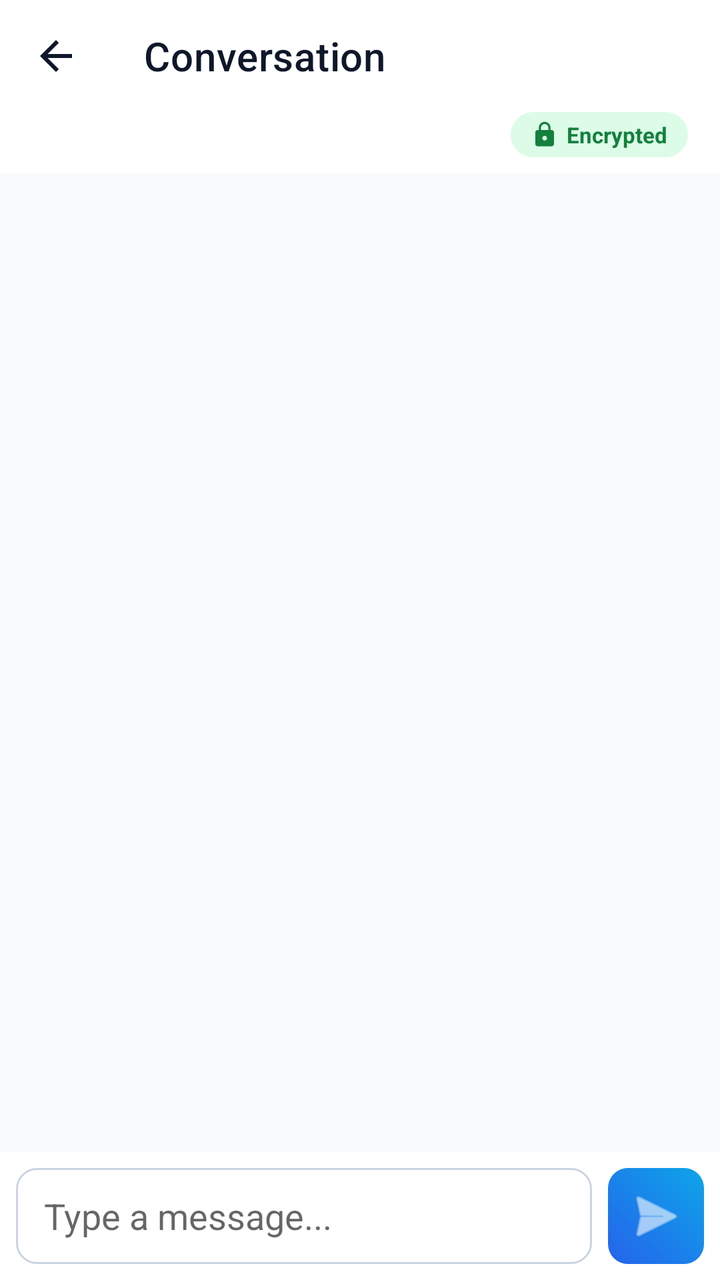
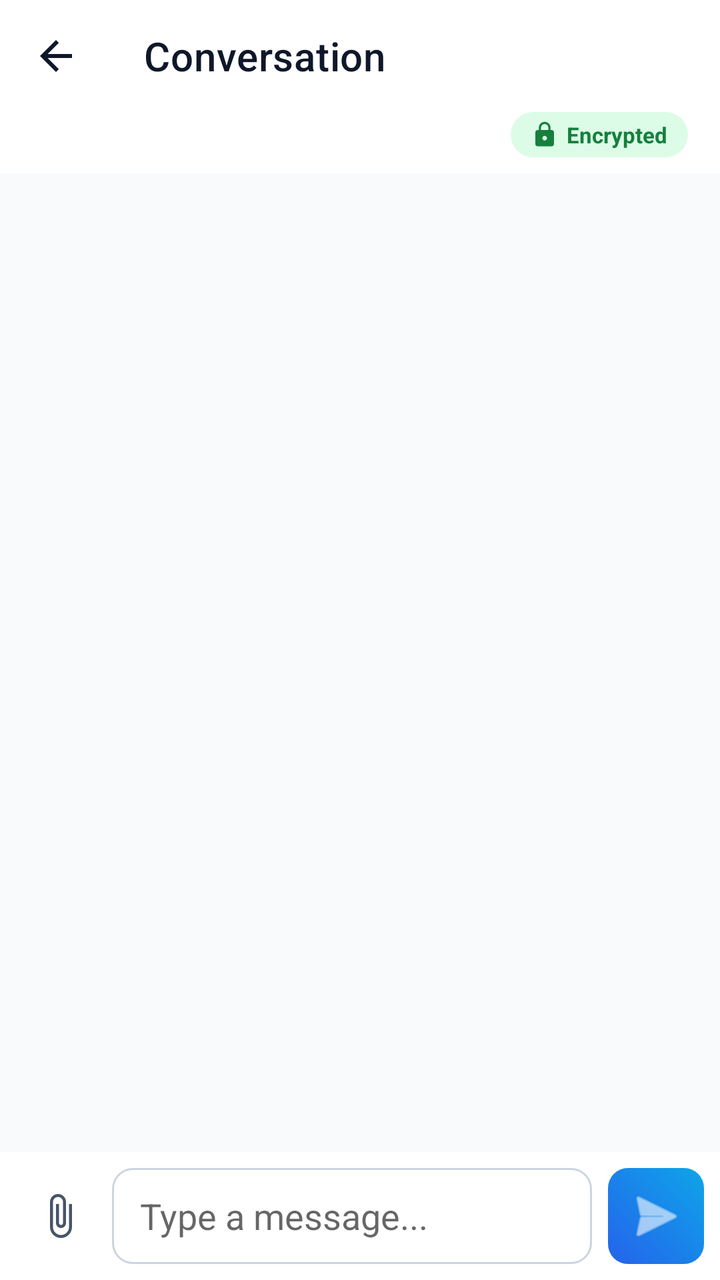

An Android layout rendered at two revisions. The XML below is the earlier revision; the diff shows what the commit changed to produce the second picture.
<!-- AndroidManifest.xml: application theme Theme.ApexLedger -->
<!-- res/layout/activity_conversation.xml -->
<?xml version="1.0" encoding="utf-8"?>
<LinearLayout xmlns:android="http://schemas.android.com/apk/res/android"
    xmlns:app="http://schemas.android.com/apk/res-auto"
    android:layout_width="match_parent"
    android:layout_height="match_parent"
    android:orientation="vertical"
    android:background="@color/gray_50">

    <com.google.android.material.appbar.MaterialToolbar
        android:id="@+id/toolbar"
        android:layout_width="match_parent"
        android:layout_height="?attr/actionBarSize"
        android:background="@color/white"
        app:titleTextColor="@color/navy"
        app:navigationIcon="@drawable/ic_back_arrow"
        app:title="Conversation" />

    <LinearLayout
        android:layout_width="match_parent"
        android:layout_height="wrap_content"
        android:orientation="horizontal"
        android:gravity="end"
        android:background="@color/white"
        android:paddingHorizontal="16dp"
        android:paddingBottom="8dp">

        <TextView
            android:layout_width="wrap_content"
            android:layout_height="wrap_content"
            android:text="Encrypted"
            android:drawableStart="@drawable/ic_lock_small"
            android:drawablePadding="4dp"
            android:textColor="@color/success_dark"
            android:textSize="11sp"
            android:textStyle="bold"
            android:background="@drawable/badge_status_completed"
            android:paddingHorizontal="10dp"
            android:paddingVertical="4dp" />
    </LinearLayout>

    <androidx.recyclerview.widget.RecyclerView
        android:id="@+id/rvMessages"
        android:layout_width="match_parent"
        android:layout_height="0dp"
        android:layout_weight="1"
        android:padding="12dp" />

    <LinearLayout
        android:layout_width="match_parent"
        android:layout_height="wrap_content"
        android:orientation="horizontal"
        android:background="@color/white"
        android:padding="8dp"
        android:gravity="center_vertical">

        <EditText
            android:id="@+id/etMessageBody"
            android:layout_width="0dp"
            android:layout_weight="1"
            android:layout_height="wrap_content"
            android:hint="Type a message..."
            android:background="@drawable/bg_input_field"
            android:paddingStart="14dp"
            android:paddingEnd="14dp"
            android:minHeight="48dp" />

        <ImageButton
            android:id="@+id/btnSend"
            android:layout_width="48dp"
            android:layout_height="48dp"
            android:layout_marginStart="8dp"
            android:src="@android:drawable/ic_menu_send"
            android:background="@drawable/bg_brand_icon"
            app:tint="@color/white" />

    </LinearLayout>

</LinearLayout>
<!-- resources referenced by this layout -->
<resources>
  <color name="gray_50">#F8FAFC</color>
  <color name="navy">#0F172A</color>
  <color name="success_dark">#15803D</color>
  <color name="white">#FFFFFF</color>
  <!-- drawable badge_status_completed (drawable) -->
  <?xml version="1.0" encoding="utf-8"?>
  <shape xmlns:android="http://schemas.android.com/apk/res/android" android:shape="rectangle">
      <corners android:radius="20dp" />
      <solid android:color="#DCFCE7" />
  </shape>
  <!-- drawable bg_brand_icon (drawable) -->
  <?xml version="1.0" encoding="utf-8"?>
  <shape xmlns:android="http://schemas.android.com/apk/res/android"
      android:shape="rectangle">
      <corners android:radius="10dp" />
      <gradient
          android:angle="45"
          android:startColor="@color/primary"
          android:endColor="@color/cyan" />
  </shape>
  <!-- drawable bg_input_field (drawable) -->
  <?xml version="1.0" encoding="utf-8"?>
  <shape xmlns:android="http://schemas.android.com/apk/res/android"
      android:shape="rectangle">
      <corners android:radius="10dp" />
      <solid android:color="@color/white" />
      <stroke android:width="1dp" android:color="@color/gray_300" />
  </shape>
  <!-- drawable ic_back_arrow (drawable) -->
  <vector xmlns:android="http://schemas.android.com/apk/res/android"
      android:width="24dp"
      android:height="24dp"
      android:viewportWidth="24"
      android:viewportHeight="24"
      android:tint="@color/navy">
      <path
          android:fillColor="@android:color/white"
          android:pathData="M20,11H7.83l5.59,-5.59L12,4l-8,8 8,8 1.41,-1.41L7.83,13H20v-2z"/>
  </vector>
  <!-- drawable ic_lock_small (drawable) -->
  <?xml version="1.0" encoding="utf-8"?>
  <vector xmlns:android="http://schemas.android.com/apk/res/android"
      android:width="14dp" android:height="14dp"
      android:viewportWidth="24" android:viewportHeight="24">
      <path android:fillColor="@color/success_dark" android:pathData="M18,8h-1V6c0,-2.76 -2.24,-5 -5,-5S7,3.24 7,6v2H6c-1.1,0 -2,0.9 -2,2v10c0,1.1 0.9,2 2,2h12c1.1,0 2,-0.9 2,-2V10c0,-1.1 -0.9,-2 -2,-2zM12,17c-1.1,0 -2,-0.9 -2,-2s0.9,-2 2,-2 2,0.9 2,2 -0.9,2 -2,2zM15.1,8H8.9V6c0,-1.71 1.39,-3.1 3.1,-3.1 1.71,0 3.1,1.39 3.1,3.1v2z" />
  </vector>
  <style name="Theme.ApexLedger" parent="Theme.MaterialComponents.DayNight.NoActionBar">
          <item name="colorPrimary">@color/primary</item>
          <item name="colorPrimaryDark">@color/primary_dark</item>
          <item name="colorAccent">@color/success</item>
          <item name="android:windowBackground">@color/background</item>
          <item name="android:statusBarColor">@color/status_bar</item>
          <item name="android:navigationBarColor">@color/white</item>
      </style>
  <color name="primary">#2563EB</color>
  <color name="cyan">#0EA5E9</color>
  <color name="gray_300">#CBD5E1</color>
  <color name="primary_dark">#1D4ED8</color>
  <color name="success">#16A34A</color>
  <color name="background">@color/gray_50</color>
  <color name="status_bar">#0F172A</color>
</resources>

<!-- the commit's change to res/layout/activity_conversation.xml (unified diff, before → after) -->
@@ -53,6 +53,15 @@
         android:padding="8dp"
         android:gravity="center_vertical">
 
+        <ImageButton
+            android:id="@+id/btnAttach"
+            android:layout_width="44dp"
+            android:layout_height="44dp"
+            android:src="@drawable/ic_attach"
+            android:background="@android:color/transparent"
+            android:contentDescription="Attach a document"
+            android:layout_marginEnd="4dp" />
+
         <EditText
             android:id="@+id/etMessageBody"
             android:layout_width="0dp"
@@ -71,7 +80,7 @@
             android:layout_marginStart="8dp"
             android:src="@android:drawable/ic_menu_send"
             android:background="@drawable/bg_brand_icon"
-            app:tint="@color/white" />
+            app:tint="@color/on_primary" />
 
     </LinearLayout>
 
<!-- resource entries referenced after the edit -->
@@ -2,6 +2,7 @@
 <resources>
   <color name="gray_50">#F8FAFC</color>
   <color name="navy">#0F172A</color>
+  <color name="on_primary">#FFFFFF</color>
   <color name="success_dark">#15803D</color>
   <color name="white">#FFFFFF</color>
   <!-- drawable badge_status_completed (drawable) -->
@@ -28,6 +29,14 @@
       <solid android:color="@color/white" />
       <stroke android:width="1dp" android:color="@color/gray_300" />
   </shape>
+  <!-- drawable ic_attach (drawable) -->
+  <?xml version="1.0" encoding="utf-8"?>
+  <vector xmlns:android="http://schemas.android.com/apk/res/android"
+      android:width="24dp" android:height="24dp"
+      android:viewportWidth="24" android:viewportHeight="24"
+      android:tint="@color/gray_600">
+      <path android:fillColor="#FF000000" android:pathData="M16.5,6v11.5c0,2.21 -1.79,4 -4,4s-4,-1.79 -4,-4V5c0,-1.38 1.12,-2.5 2.5,-2.5s2.5,1.12 2.5,2.5v10.5c0,0.55 -0.45,1 -1,1s-1,-0.45 -1,-1V6H10v9.5c0,1.38 1.12,2.5 2.5,2.5s2.5,-1.12 2.5,-2.5V5c0,-2.21 -1.79,-4 -4,-4S7,2.79 7,5v12.5c0,3.04 2.46,5.5 5.5,5.5s5.5,-2.46 5.5,-5.5V6h-1.5z" />
+  </vector>
   <!-- drawable ic_back_arrow (drawable) -->
   <vector xmlns:android="http://schemas.android.com/apk/res/android"
       android:width="24dp"
@@ -48,6 +57,7 @@
   </vector>
   <style name="Theme.ApexLedger" parent="Theme.MaterialComponents.DayNight.NoActionBar">
           <item name="colorPrimary">@color/primary</item>
+          <item name="colorOnPrimary">@color/on_primary</item>
           <item name="colorPrimaryDark">@color/primary_dark</item>
           <item name="colorAccent">@color/success</item>
           <item name="android:windowBackground">@color/background</item>
@@ -57,6 +67,7 @@
   <color name="primary">#2563EB</color>
   <color name="cyan">#0EA5E9</color>
   <color name="gray_300">#CBD5E1</color>
+  <color name="gray_600">#475569</color>
   <color name="primary_dark">#1D4ED8</color>
   <color name="success">#16A34A</color>
   <color name="background">@color/gray_50</color>
